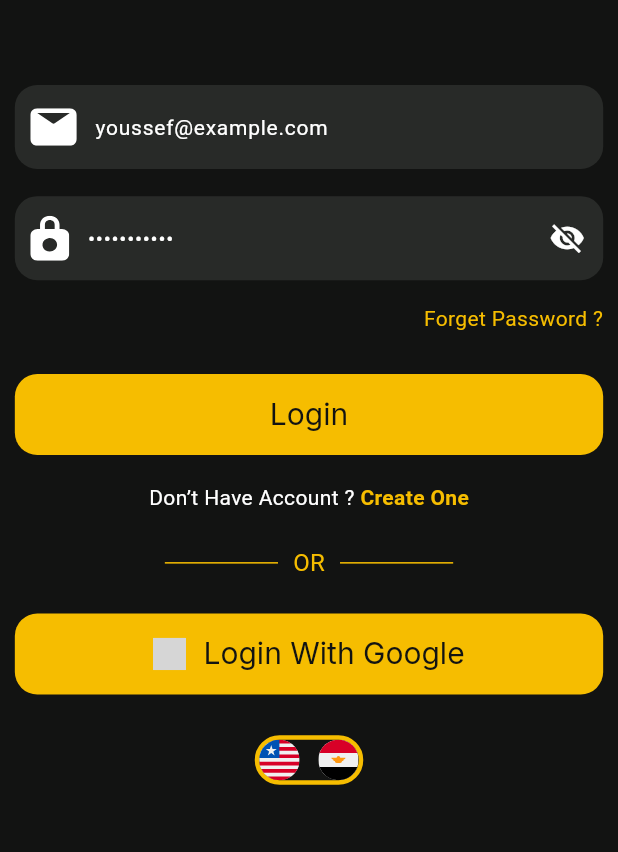
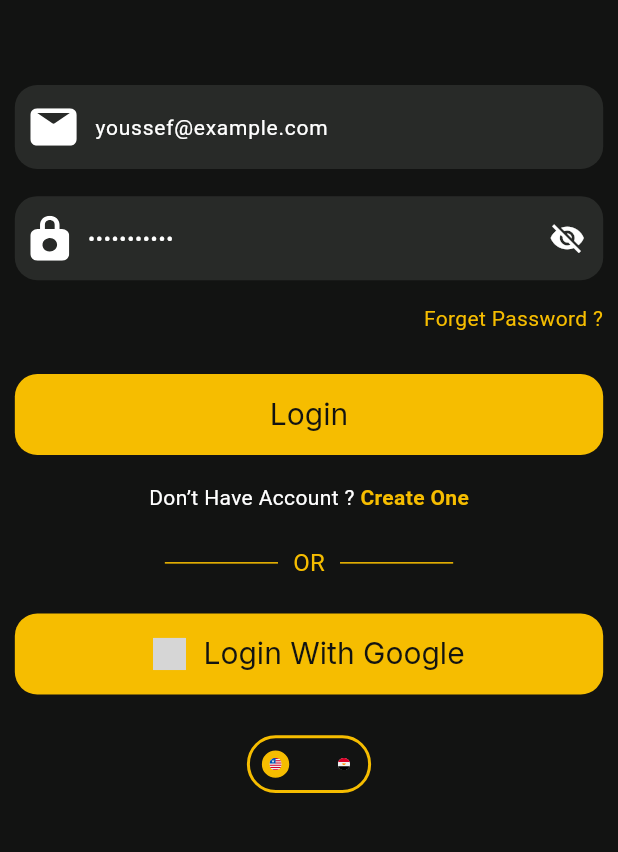
Before and after one commit to AhmedWalied26/Movies_App, a Flutter app: the screen it shows after launch, on a phone screen of 412 x 824 dp, the part 207-1059 px from its top. Run offline on Flutter 3.47's test engine with Material 3 defaults, Android fonts, the phone set to English and light mode, and no system bars; our stand-ins replace cached_network_image, carousel_slider, cloud_firestore, dio, firebase_auth, firebase_core and 7 more; missing offline and left inert: translator; accounts and stored records are empty; grey boxes are pictures that could not be loaded.

Commit message:
"Add Arabic/English localization: new locale_controller, genre_localizer, translated_text, language_switcher; updated main, login_screen, movie_cast, movie_geners, tab_bar_widget, custom_bottom_navbar, and ARB files"

```diff
--- a/lib/features/auth/login/login_screen.dart
+++ b/lib/features/auth/login/login_screen.dart
@@ -1,6 +1,8 @@
 import 'package:flutter/material.dart';
 import 'package:flutter_svg/flutter_svg.dart';
 import 'package:movies_app/features/auth/login/widgets/google_sign_in_button.dart';
+import 'package:movies_app/features/auth/login/widgets/language_switcher.dart';
+import 'package:movies_app/main.dart';
 import 'package:movies_app/services/firebase_service.dart';
 import 'package:movies_app/utils/app_validation.dart';
 import 'package:movies_app/widgets/app_overlay.dart';
@@ -104,7 +106,7 @@ class _LoginScreenState extends State<LoginScreen> {
                               );
                             },
                             child: Text(
-                              '${l10n.forget_Password} ?',
+                              l10n.forget_Password,
                               style: AppStyles.regular14Primary,
                             ),
                           ),
@@ -166,20 +168,31 @@ class _LoginScreenState extends State<LoginScreen> {
                       SizedBox(height: height * 0.027),
                       GoogleSignInButton(),
                       SizedBox(height: height * 0.033),
-                      Container(
-                        decoration: BoxDecoration(
-                          borderRadius: .circular(30),
-                          border: .all(color: AppColors.primaryColor, width: 3),
-                        ),
-                        child: Row(
-                          mainAxisSize: .min,
-                          spacing: width * 0.03,
-                          mainAxisAlignment: MainAxisAlignment.center,
-                          children: [
-                            SvgPicture.asset(AppAssets.enIcon),
-                            SvgPicture.asset(AppAssets.arIcon),
-                          ],
-                        ),
+                      // Container(
+                      //   decoration: BoxDecoration(
+                      //     borderRadius: .circular(30),
+                      //     border: .all(color: AppColors.primaryColor, width: 3),
+                      //   ),
+                      //   child: Row(
+                      //     mainAxisSize: .min,
+                      //     spacing: width * 0.03,
+                      //     mainAxisAlignment: MainAxisAlignment.center,
+                      //     children: [
+                      //       SvgPicture.asset(AppAssets.enIcon),
+                      //       SvgPicture.asset(AppAssets.arIcon),
+                      //     ],
+                      //   ),
+                      // ),
+                      ValueListenableBuilder<Locale>(
+                        valueListenable: LocaleController.instance,
+                        builder: (context, locale, _) {
+                          return LanguageSwitcher(
+                            selectedLocale: locale,
+                            onLanguageChanged: (newLocale) {
+                              LocaleController.instance.value = newLocale;
+                            },
+                          );
+                        },
                       ),
                     ],
                   ),
--- a/lib/features/auth/login/widgets/language_switcher.dart
+++ b/lib/features/auth/login/widgets/language_switcher.dart
@@ -1,14 +1,57 @@
 import 'package:flutter/material.dart';
 import 'package:flutter_svg/flutter_svg.dart';
+import 'package:movies_app/utils/app_assets.dart';
 import 'package:movies_app/utils/app_colors.dart';
+import 'package:movies_app/utils/size_utils.dart';
 
 class LanguageSwitcher extends StatelessWidget {
+  final Locale selectedLocale;
+  final ValueChanged<Locale> onLanguageChanged;
+
+  const LanguageSwitcher({
+    super.key,
+    required this.selectedLocale,
+    required this.onLanguageChanged,
+  });
+
+  bool get isEnglish => selectedLocale.languageCode == 'en';
+
+  @override
+  Widget build(BuildContext context) {
+    return Container(
+      padding: const EdgeInsets.symmetric(horizontal: 8, vertical: 4),
+      decoration: BoxDecoration(
+        borderRadius: BorderRadius.circular(30),
+        border: Border.all(color: AppColors.primaryColor, width: 2),
+      ),
+      child: Row(
+        textDirection: TextDirection.ltr,
+        mainAxisSize: MainAxisSize.min,
+        spacing: 8,
+        children: [
+          _LanguageCircle(
+            icon: AppAssets.enIcon,
+            isSelected: isEnglish,
+            onTap: () => onLanguageChanged(const Locale('en')),
+          ),
+          SizedBox(width: context.width * 0.03),
+          _LanguageCircle(
+            icon: AppAssets.arIcon,
+            isSelected: !isEnglish,
+            onTap: () => onLanguageChanged(const Locale('ar')),
+          ),
+        ],
+      ),
+    );
+  }
+}
+
+class _LanguageCircle extends StatelessWidget {
   final String icon;
   final bool isSelected;
   final VoidCallback onTap;
 
-  const LanguageSwitcher({
-    super.key,
+  const _LanguageCircle({
     required this.icon,
     required this.isSelected,
     required this.onTap,
@@ -16,16 +59,22 @@ class LanguageSwitcher extends StatelessWidget {
 
   @override
   Widget build(BuildContext context) {
+    var height = context.height;
+    var width = context.width;
     return GestureDetector(
       onTap: onTap,
       child: Container(
-        // padding: const EdgeInsets.all(4),
+        padding: const EdgeInsets.all(4),
         decoration: BoxDecoration(
           shape: BoxShape.circle,
           color: isSelected ? AppColors.primaryColor : Colors.transparent,
           border: isSelected ? Border.all(color: AppColors.primaryColor) : null,
         ),
-        child: SvgPicture.asset(icon, width: 20, height: 20),
+        child: SvgPicture.asset(
+          icon,
+          width: width * 0.02,
+          height: height * 0.02,
+        ),
       ),
     );
   }
--- a/lib/l10n/app_localizations.dart
+++ b/lib/l10n/app_localizations.dart
@@ -203,7 +203,7 @@ abstract class AppLocalizations {
   /// No description provided for @forget_Password.
   ///
   /// In en, this message translates to:
-  /// **'Forget Password'**
+  /// **'Forget Password ?'**
   String get forget_Password;
 
   /// No description provided for @login.
@@ -455,7 +455,7 @@ abstract class AppLocalizations {
   /// No description provided for @wish_list.
   ///
   /// In en, this message translates to:
-  /// **'wish List'**
+  /// **'Wish List'**
   String get wish_list;
 
   /// No description provided for @favorite_Movie_Here.
@@ -577,6 +577,90 @@ abstract class AppLocalizations {
   /// In en, this message translates to:
   /// **'Cast'**
   String get cast;
+
+  /// No description provided for @all.
+  ///
+  /// In en, this message translates to:
+  /// **'All'**
+  String get all;
+
+  /// No description provided for @animation.
+  ///
+  /// In en, this message translates to:
+  /// **'Animation'**
+  String get animation;
+
+  /// No description provided for @biography.
+  ///
+  /// In en, this message translates to:
+  /// **'Biography'**
+  String get biography;
+
+  /// No description provided for @documentary.
+  ///
+  /// In en, this message translates to:
+  /// **'Documentary'**
+  String get documentary;
+
+  /// No description provided for @family.
+  ///
+  /// In en, this message translates to:
+  /// **'Family'**
+  String get family;
+
+  /// No description provided for @music.
+  ///
+  /// In en, this message translates to:
+  /// **'Music'**
+  String get music;
+
+  /// No description provided for @musical.
+  ///
+  /// In en, this message translates to:
+  /// **'Musical'**
+  String get musical;
+
+  /// No description provided for @mystery.
+  ///
+  /// In en, this message translates to:
+  /// **'Mystery'**
+  String get mystery;
+
+  /// No description provided for @sport.
+  ///
+  /// In en, this message translates to:
+  /// **'Sport'**
+  String get sport;
+
+  /// No description provided for @thriller.
+  ///
+  /// In en, this message translates to:
+  /// **'Thriller'**
+  String get thriller;
+
+  /// No description provided for @war.
+  ///
+  /// In en, this message translates to:
+  /// **'War'**
+  String get war;
+
+  /// No description provided for @film_noir.
+  ///
+  /// In en, this message translates to:
+  /// **'Film-Noir'**
+  String get film_noir;
+
+  /// No description provided for @character.
+  ///
+  /// In en, this message translates to:
+  /// **'Character'**
+  String get character;
+
+  /// No description provided for @no_movies_found.
+  ///
+  /// In en, this message translates to:
+  /// **'No movies found'**
+  String get no_movies_found;
 }
 
 class _AppLocalizationsDelegate
--- a/lib/main.dart
+++ b/lib/main.dart
@@ -51,14 +51,19 @@ class MoviesApp extends StatelessWidget {
 
   @override
   Widget build(BuildContext context) {
+    return ValueListenableBuilder<Locale>(
+      valueListenable: LocaleController.instance,
+
+      builder: (context, locale, _) {
         return MaterialApp(
           localizationsDelegates: AppLocalizations.localizationsDelegates,
-      // locale: Locale(languageProvider.appLanguage),
+          locale: locale,
           supportedLocales: AppLocalizations.supportedLocales,
           debugShowCheckedModeBanner: false,
           routes: {
             AppRoutes.updateProfileScreen: (context) => UpdateProfileScreen(),
-        AppRoutes.resetPasswordScreen: (context) => const ResetPasswordScreen(),
+            AppRoutes.resetPasswordScreen: (context) =>
+                const ResetPasswordScreen(),
             AppRoutes.mainScreen: (context) => MainScreen(),
             AppRoutes.exploreScreen: (context) => const ExploreScreen(),
             AppRoutes.loginScreen: (context) => const LoginScreen(),
@@ -66,7 +71,8 @@ class MoviesApp extends StatelessWidget {
             AppRoutes.forgotPasswordScreen: (context) =>
                 const ForgetPasswordScreen(),
             AppRoutes.onboardingScreen: (context) => OnBoardingScreens(),
-        AppRoutes.movieDetailsScreen: (context) => MovieDetailsBlocBuilder(),
+            AppRoutes.movieDetailsScreen: (context) =>
+                MovieDetailsBlocBuilder(),
             AppRoutes.browseScreen: (context) => BrowseTab(),
             AppRoutes.profileScreen: (context) => ProfileTab(),
           },
@@ -75,5 +81,15 @@ class MoviesApp extends StatelessWidget {
           darkTheme: AppTheme.darkTheme,
           themeMode: ThemeMode.dark,
         );
+      },
+    );
   }
 }
+
+class LocaleController {
+  LocaleController._();
+
+  static final ValueNotifier<Locale> instance = ValueNotifier<Locale>(
+    const Locale('en'),
+  );
+}
--- a/pubspec.yaml
+++ b/pubspec.yaml
@@ -53,6 +53,7 @@ dependencies:
   hive_flutter: ^1.1.0
   webview_flutter: ^4.14.1
   youtube_player_flutter: ^10.0.1
+  translator: ^1.0.4+1
 
 
 
```
Also changed, not shown: lib/features/main/movie_details/widgets/cast_info_row.dart (added, +56 -0 lines), lib/features/main/movie_details/widgets/movie_cast.dart (+26 -7 lines), lib/features/main/movie_details/widgets/movie_geners.dart (+6 -1 lines), lib/features/main/movie_details/widgets/movie_summary.dart (+6 -1 lines), lib/features/main/tabs/browse/widgets/tab_bar_widget.dart (+12 -5 lines), lib/features/main/tabs/search/search_tab.dart (+12 -3 lines), lib/features/main/widgets/custom_bottom_navbar.dart (+20 -4 lines), lib/l10n/app_ar.arb (+22 -7 lines), lib/l10n/app_en.arb (+18 -3 lines), lib/l10n/app_localizations_ar.dart (+49 -7 lines), lib/l10n/app_localizations_en.dart (+44 -2 lines), lib/utils/genre_localizer.dart (added, +60 -0 lines), lib/utils/translated_text.dart (added, +66 -0 lines), pubspec.lock, 2 other files. Lines whose indentation alone changed are shown as unchanged.
